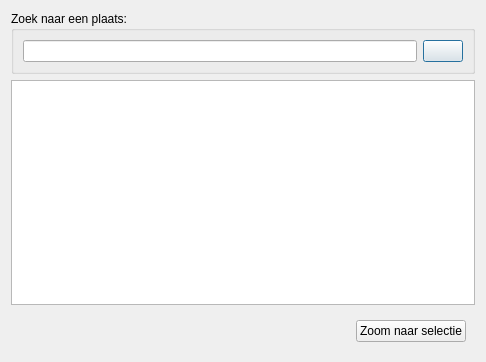
Above: ui_geopunt4QgisPoi.ui from warrieka/geopunt4Qgis before the change. Below: the same form after it.
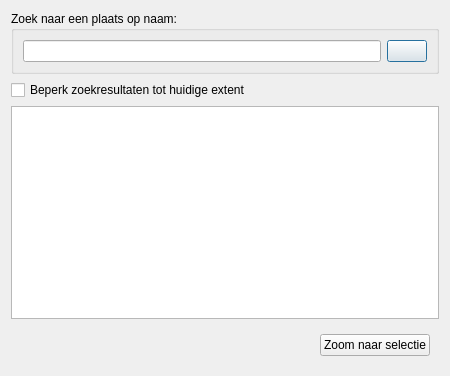
That is the form after the change. Icons and pictures are not drawn.

Commit message: added limitaion to current extent for poi

```diff
--- a/ui_geopunt4QgisPoi.ui
+++ b/ui_geopunt4QgisPoi.ui
@@ -6,8 +6,8 @@
    <rect>
     <x>0</x>
     <y>0</y>
-    <width>486</width>
-    <height>362</height>
+    <width>450</width>
+    <height>376</height>
    </rect>
   </property>
   <property name="windowTitle">
@@ -21,7 +21,7 @@
    <item>
     <widget class="QGroupBox" name="groupBox">
      <property name="title">
-      <string>Zoek naar een plaats:</string>
+      <string>Zoek naar een plaats op naam:</string>
      </property>
      <layout class="QHBoxLayout" name="horizontalLayout">
       <item>
@@ -41,6 +41,16 @@
      </layout>
     </widget>
    </item>
+   <item>
+    <widget class="QCheckBox" name="currentBoundsVink">
+     <property name="enabled">
+      <bool>true</bool>
+     </property>
+     <property name="text">
+      <string>Beperk zoekresultaten tot huidige extent</string>
+     </property>
+    </widget>
+   </item>
    <item>
     <widget class="QListWidget" name="resultLijst"/>
    </item>
```
The commit also changes 5 other files.
